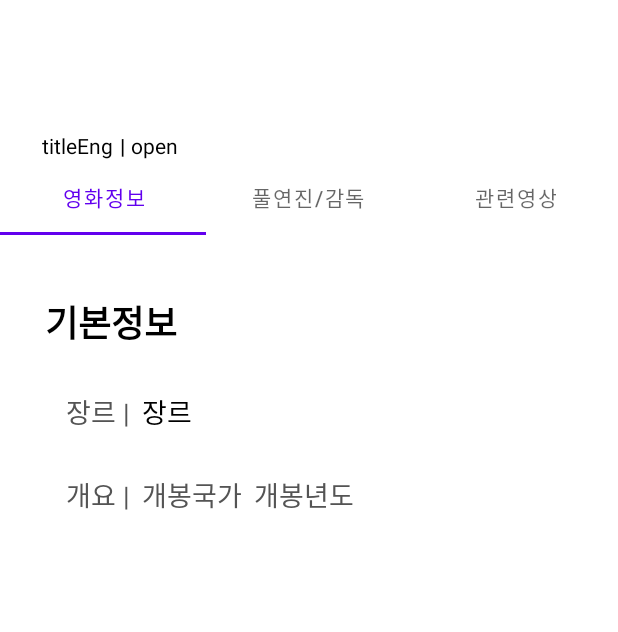
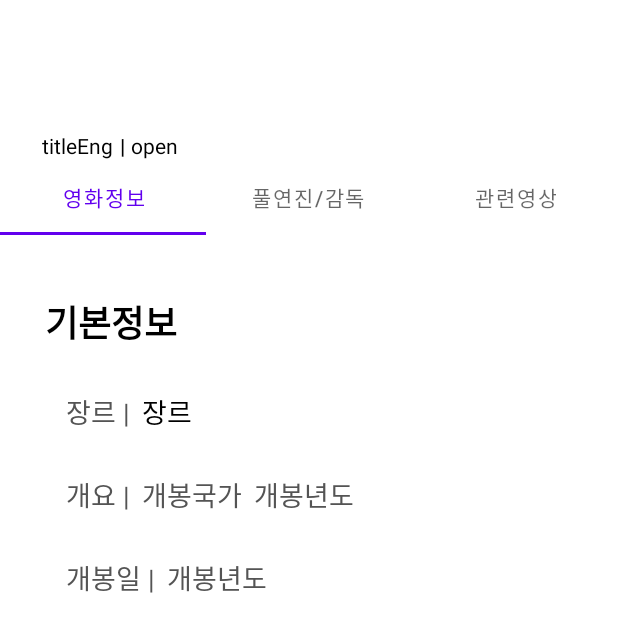
Before and after one commit to kimjw2003/movie, an Android app: the FirstFragment screen opened directly, with no data from a screen before it, on a phone screen of 412 x 824 dp. Shown: the top 632 px of the screen. Run offline under Robolectric (Android 15) with nearby library versions, the phone set to English and light mode, and no system bars; pictures from the network do not load.

Commit message:
[ADD] 개봉일 개봉년도

```diff
--- a/app/src/main/java/com/example/movie/data/MovieApiData.kt
+++ b/app/src/main/java/com/example/movie/data/MovieApiData.kt
@@ -34,7 +34,8 @@ data class Result(
     val kmdbUrl: String?,
     val repRlsDate : String,
     val repRatDate : String,
-    val posters : String
+    val posters : String,
+    val releaseDate : String
 )
 
 data class Actors(
--- a/app/src/main/java/com/example/movie/tabFragment/FirstFragment.kt
+++ b/app/src/main/java/com/example/movie/tabFragment/FirstFragment.kt
@@ -1,6 +1,7 @@
 package com.example.movie.tabFragment
 
 import android.os.Bundle
+import android.util.Log
 import android.view.LayoutInflater
 import android.view.View
 import android.view.ViewGroup
@@ -37,11 +38,15 @@ class FirstFragment : Fragment() {
 
                         basic_genre.text = res?.genre
                         basic_summary_country.text = res?.nation
-                            if (res?.repRlsDate!!.isEmpty()) {
-                                basic_summary_open.text = ""
+                        basic_summary_run.text = res?.runtime+"분"
+                            if (res?.repRlsDate == "") {
+                                basic_open.text = "알수없음"
                             } else {
-                                basic_summary_open.text = res.repRlsDate
+                                basic_open.text = res!!.repRlsDate
                             }
+
+                        // --------이미지넣기---------------------------------------------------------------------------------------------
+
                         var postIdx = res.posters.indexOf("|")
                         if(postIdx == -1){
                             postIdx = res.posters.length
@@ -50,10 +55,11 @@ class FirstFragment : Fragment() {
                         Glide.with(context!!)
                                 .load(poster)
                                 .into(basic_poster)
-                    }
+                        }
+                        //---------------------------------------------------------------------------------------------------------------
 
                     override fun onFailure(call: Call<Base>, t: Throwable) {
-
+                            Log.d("Logd", t.message.toString())
                     }
 
                 })
--- a/app/src/main/res/layout/fragment_first.xml
+++ b/app/src/main/res/layout/fragment_first.xml
@@ -80,7 +80,7 @@
         app:layout_constraintTop_toBottomOf="@+id/basic_genre_title" />
 
     <TextView
-        android:id="@+id/basic_summary_open"
+        android:id="@+id/basic_summary_run"
         android:layout_width="wrap_content"
         android:layout_height="wrap_content"
         android:layout_marginTop="28dp"
@@ -91,4 +91,28 @@
         app:layout_constraintStart_toEndOf="@+id/basic_summary_country"
         app:layout_constraintTop_toBottomOf="@+id/basic_genre_title" />
 
+    <TextView
+        android:id="@+id/basic_open_title"
+        android:layout_width="wrap_content"
+        android:layout_height="wrap_content"
+        android:layout_marginStart="44dp"
+        android:layout_marginTop="28dp"
+        android:text="개봉일 |"
+        android:textColor="#545454"
+        android:textSize="18sp"
+        app:layout_constraintStart_toStartOf="parent"
+        app:layout_constraintTop_toBottomOf="@+id/basic_summary_title" />
+
+    <TextView
+        android:id="@+id/basic_open"
+        android:layout_width="wrap_content"
+        android:layout_height="wrap_content"
+        android:layout_marginTop="28dp"
+        android:layout_marginStart="8dp"
+        android:text="개봉년도"
+        android:textColor="#545454"
+        android:textSize="18sp"
+        app:layout_constraintStart_toEndOf="@+id/basic_open_title"
+        app:layout_constraintTop_toBottomOf="@+id/basic_summary_title" />
+
 </androidx.constraintlayout.widget.ConstraintLayout>
```
